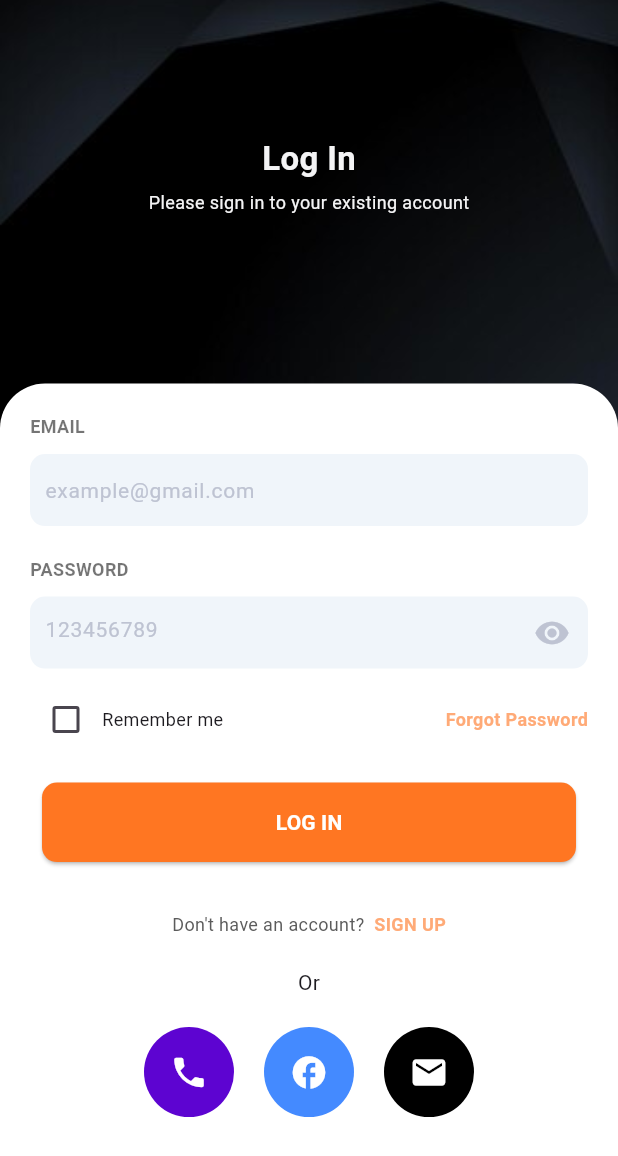
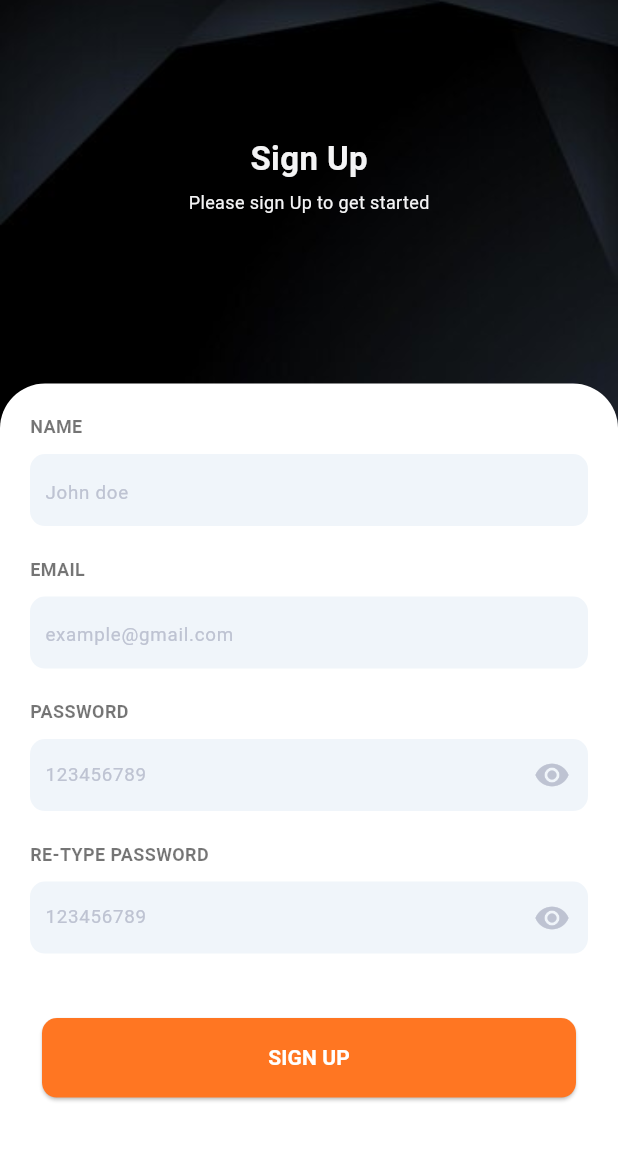
Before and after one commit to alkas930/food_application, a Flutter app: the screen it shows after launch, on a phone screen of 412 x 824 dp. Shown: the top 1156 px of the screen. Run offline on Flutter 3.47's test engine with Material 3 defaults, Android fonts, the phone set to English and light mode, and no system bars.

Commit message:
signup added

```diff
--- a/lib/main.dart
+++ b/lib/main.dart
@@ -1,5 +1,6 @@
 import 'package:flutter/material.dart';
 import 'package:food_application/view/login.dart';
+import 'package:food_application/view/signUp.dart';
 
 void main() {
   runApp(const MyApp());
@@ -17,7 +18,7 @@ class MyApp extends StatelessWidget {
         colorScheme: ColorScheme.fromSeed(seedColor: Colors.deepPurple),
         useMaterial3: true,
       ),
-      home: const Login(),
+      home: const Signup(),
     );
   }
 }
--- a/lib/view/logIn.dart
+++ b/lib/view/logIn.dart
@@ -89,7 +89,7 @@ class _LoginState extends State<Login> {
                           decoration: InputDecoration(
                               hintText: "example@gmail.com",
                               hintStyle: TextStyle(
-                                  color: Color(0xffbec3d2), fontSize: 14),
+                                  color: Color(0xffbec3d2), fontSize: 12.5),
                               border: InputBorder.none,
                               contentPadding: EdgeInsets.all(10)),
                           keyboardType: TextInputType.emailAddress,
@@ -116,7 +116,7 @@ class _LoginState extends State<Login> {
                           decoration: InputDecoration(
                               hintText: "123456789",
                               hintStyle: TextStyle(
-                                  color: Color(0xffbec3d2), fontSize: 14),
+                                  color: Color(0xffbec3d2), fontSize: 12.5),
                               border: InputBorder.none,
                               contentPadding: EdgeInsets.all(10),
                               suffixIcon: IconButton(
--- a/lib/view/signUp.dart
+++ b/lib/view/signUp.dart
@@ -1,13 +1,13 @@
 import 'package:flutter/material.dart';
 
-class Login extends StatefulWidget {
-  const Login({super.key});
+class Signup extends StatefulWidget {
+  const Signup({super.key});
 
   @override
-  State<Login> createState() => _LoginState();
+  State<Signup> createState() => _SignupState();
 }
 
-class _LoginState extends State<Login> {
+class _SignupState extends State<Signup> {
   @override
   Widget build(BuildContext context) {
     Size size = MediaQuery.of(context).size;
@@ -26,13 +26,13 @@ class _LoginState extends State<Login> {
               ),
             ),
 
-            Column(
+            const Column(
               children: [
                 Padding(
-                  padding: const EdgeInsets.only(top: 90),
+                  padding: EdgeInsets.only(top: 90),
                   child: Center(
                     child: Text(
-                      "Log In",
+                      "Sign Up",
                       style: TextStyle(
                         color: Color(0xfff4f4f5),
                         fontSize: 22,
@@ -46,7 +46,7 @@ class _LoginState extends State<Login> {
                 ),
                 Center(
                   child: Text(
-                    "Please sign in to your existing account",
+                    "Please sign Up to get started",
                     style: TextStyle(color: Color(0xfff4f4f5), fontSize: 12),
                   ),
                 ),
@@ -59,7 +59,7 @@ class _LoginState extends State<Login> {
               child: Container(
                 height: size.height / 1.45,
                 width: size.width,
-                decoration: BoxDecoration(
+                decoration: const BoxDecoration(
                   color: Color(0xffffffff),
                   borderRadius: BorderRadius.only(
                     topLeft: Radius.circular(30),
@@ -71,91 +71,122 @@ class _LoginState extends State<Login> {
                   child: Column(
                     crossAxisAlignment: CrossAxisAlignment.start,
                     children: [
-                      Text(
+                      const Text(
+                        "NAME",
+                        style: TextStyle(
+                            color: Colors.black54,
+                            fontSize: 12,
+                            fontWeight: FontWeight.bold),
+                      ),
+                      const SizedBox(
+                        height: 10,
+                      ),
+                      Container(
+                        decoration: BoxDecoration(
+                            color: const Color(0xfff0f5fa),
+                            borderRadius: BorderRadius.circular(10)),
+                        child: TextFormField(
+                          decoration: const InputDecoration(
+                              hintText: "John doe",
+                              hintStyle: TextStyle(
+                                  color: Color(0xffbec3d2), fontSize: 12.5),
+                              border: InputBorder.none,
+                              contentPadding: EdgeInsets.all(10)),
+                        ),
+                      ),
+                      const SizedBox(
+                        height: 20,
+                      ),
+                      const Text(
                         "EMAIL",
                         style: TextStyle(
                             color: Colors.black54,
                             fontSize: 12,
                             fontWeight: FontWeight.bold),
                       ),
-                      SizedBox(
+                      const SizedBox(
                         height: 10,
                       ),
                       Container(
                         decoration: BoxDecoration(
-                            color: Color(0xfff0f5fa),
+                            color: const Color(0xfff0f5fa),
                             borderRadius: BorderRadius.circular(10)),
                         child: TextFormField(
-                          decoration: InputDecoration(
+                          decoration: const InputDecoration(
                               hintText: "example@gmail.com",
                               hintStyle: TextStyle(
-                                  color: Color(0xffbec3d2), fontSize: 14),
+                                  color: Color(0xffbec3d2), fontSize: 12.5),
                               border: InputBorder.none,
                               contentPadding: EdgeInsets.all(10)),
                           keyboardType: TextInputType.emailAddress,
                         ),
                       ),
-                      SizedBox(
+                      const SizedBox(
                         height: 20,
                       ),
-                      Text(
+                      const Text(
                         "PASSWORD",
                         style: TextStyle(
                             color: Colors.black54,
                             fontSize: 12,
                             fontWeight: FontWeight.bold),
                       ),
-                      SizedBox(
+                      const SizedBox(
                         height: 10,
                       ),
                       Container(
                         decoration: BoxDecoration(
-                            color: Color(0xfff0f5fa),
+                            color: const Color(0xfff0f5fa),
                             borderRadius: BorderRadius.circular(10)),
                         child: TextFormField(
                           decoration: InputDecoration(
                               hintText: "123456789",
-                              hintStyle: TextStyle(
-                                  color: Color(0xffbec3d2), fontSize: 14),
+                              hintStyle: const TextStyle(
+                                  color: Color(0xffbec3d2), fontSize: 12.5),
                               border: InputBorder.none,
-                              contentPadding: EdgeInsets.all(10),
+                              contentPadding: const EdgeInsets.all(10),
                               suffixIcon: IconButton(
                                 onPressed: () {},
-                                icon: Icon(Icons.visibility),
-                                color: Color(0xffbec3d2),
+                                icon: const Icon(Icons.visibility),
+                                color: const Color(0xffbec3d2),
+                              )),
+                          keyboardType: TextInputType.emailAddress,
+                        ),
+                      ),
+                      const SizedBox(
+                        height: 20,
+                      ),
+                      const Text(
+                        "RE-TYPE PASSWORD",
+                        style: TextStyle(
+                            color: Colors.black54,
+                            fontSize: 12,
+                            fontWeight: FontWeight.bold),
+                      ),
+                      const SizedBox(
+                        height: 10,
+                      ),
+                      Container(
+                        decoration: BoxDecoration(
+                            color: const Color(0xfff0f5fa),
+                            borderRadius: BorderRadius.circular(10)),
+                        child: TextFormField(
+                          decoration: InputDecoration(
+                              hintText: "123456789",
+                              hintStyle: const TextStyle(
+                                  color: Color(0xffbec3d2), fontSize: 12.5),
+                              border: InputBorder.none,
+                              contentPadding: const EdgeInsets.all(10),
+                              suffixIcon: IconButton(
+                                onPressed: () {},
+                                icon: const Icon(Icons.visibility),
+                                color: const Color(0xffbec3d2),
                               )),
                           keyboardType: TextInputType.emailAddress,
                         ),
                       ),
                       SizedBox(
-                        height: 10,
-                      ),
-                      Row(
-                        children: [
-                          Checkbox(
-                            value: ischecked,
-                            onChanged: (bool? value) {
-                              setState(() {
-                                ischecked = value ?? true;
-                              });
-                            },
-                          ),
-                          Text(
-                            'Remember me',
-                            style: TextStyle(fontSize: 12),
-                          ),
-                          Spacer(),
-                          Text(
-                            'Forgot Password',
-                            style: TextStyle(
-                                fontWeight: FontWeight.bold,
-                                fontSize: 12,
-                                color: Color(0xffffaa77)),
-                          ),
-                        ],
-                      ),
-                      SizedBox(
-                        height: 10,
+                        height: 35,
                       ),
                       Padding(
                         padding: const EdgeInsets.all(8.0),
@@ -166,15 +197,15 @@ class _LoginState extends State<Login> {
                             onPressed: () {
                               print('Button pressed!');
                             },
-                            child: Text(
-                              'LOG IN',
+                            child: const Text(
+                              'SIGN UP',
                               style: TextStyle(
                                   color: Colors.white,
                                   fontSize: 14,
                                   fontWeight: FontWeight.bold),
                             ),
                             style: ElevatedButton.styleFrom(
-                              backgroundColor: Color(0xffff7622),
+                              backgroundColor: const Color(0xffff7622),
                               shape: RoundedRectangleBorder(
                                 borderRadius: BorderRadius.circular(10),
                               ),
@@ -182,70 +213,9 @@ class _LoginState extends State<Login> {
                           ),
                         ),
                       ),
-                      SizedBox(
+                      const SizedBox(
                         height: 25,
                       ),
-                      Row(
-                        mainAxisAlignment: MainAxisAlignment.center,
-                        children: [
-                          Text(
-                            "Don't have an account?",
-                            style: TextStyle(
-                              color: const Color.fromARGB(221, 66, 66, 66),
-                              fontSize: 12,
-                            ),
-                          ),
-                          Text(
-                            '  SIGN UP',
-                            style: TextStyle(
-                                fontWeight: FontWeight.bold,
-                                fontSize: 12,
-                                color: Color(0xffffaa77)),
-                          ),
-                        ],
-                      ),
-                      SizedBox(
-                        height: 20,
-                      ),
-                      Center(child: Text("Or")),
-                      SizedBox(
-                        height: 20,
-                      ),
-                      Row(
-                        mainAxisAlignment: MainAxisAlignment.center,
-                        children: [
-                          CircleAvatar(
-                            backgroundColor:
-                                const Color.fromARGB(255, 93, 4, 209),
-                            radius: 30,
-                            child: Icon(
-                              Icons.phone,
-                              color: Colors.white,
-                              size: 26,
-                            ),
-                          ),
-                          SizedBox(width: 20),
-                          CircleAvatar(
-                            backgroundColor: Colors.blueAccent,
-                            radius: 30,
-                            child: Icon(
-                              Icons.facebook,
-                              color: Colors.white,
-                              size: 26,
-                            ),
-                          ),
-                          SizedBox(width: 20),
-                          CircleAvatar(
-                            backgroundColor: Colors.black,
-                            radius: 30,
-                            child: Icon(
-                              Icons.email,
-                              color: Colors.white,
-                              size: 26,
-                            ),
-                          ),
-                        ],
-                      )
                     ],
                   ),
                 ),
```
